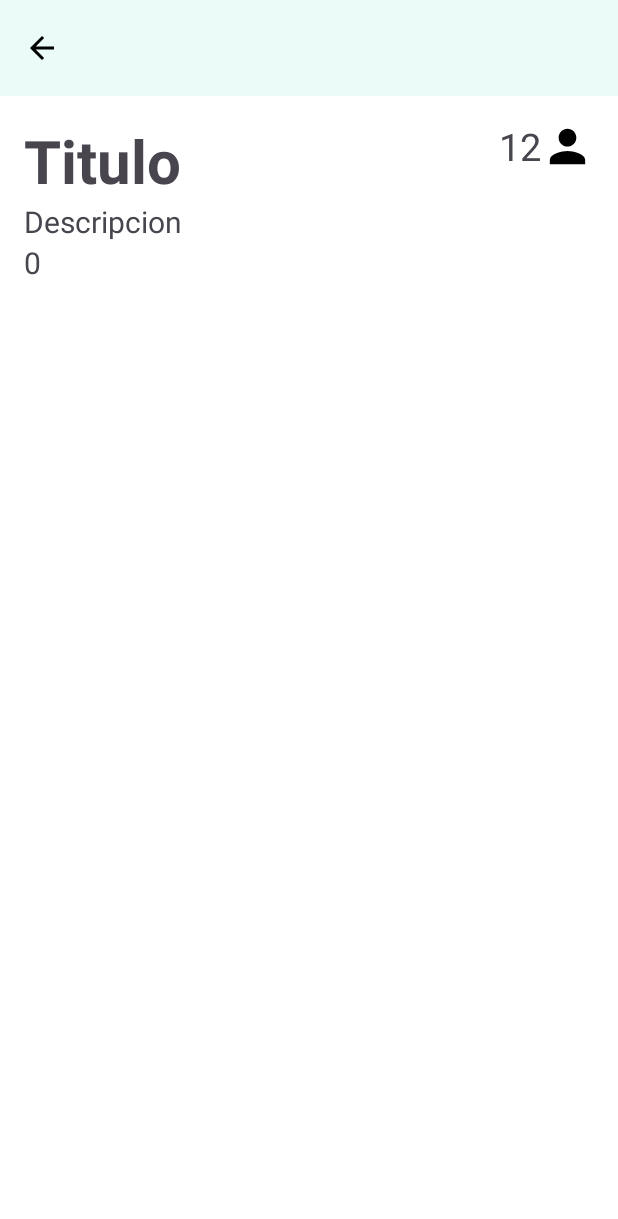
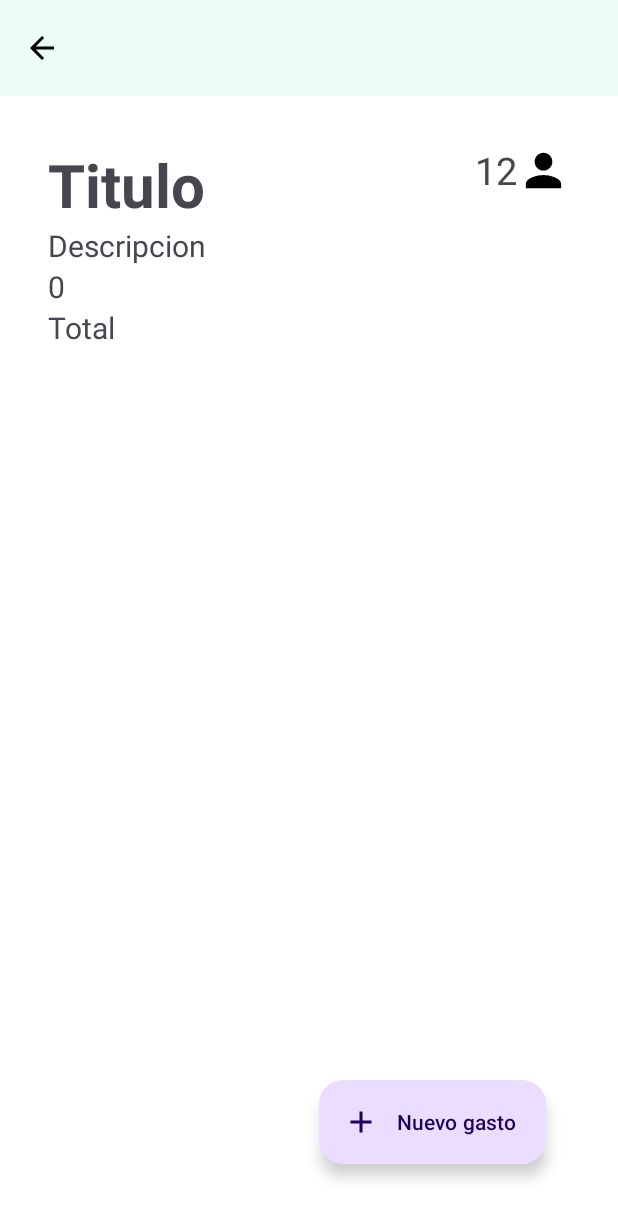
Before and after one commit to AngelZhang159/armonia-bills, an Android app: the fragment GrupoFragment placed in its activity, on a phone screen of 412 x 824 dp. Shown: the top 1219 px of the screen. Run offline under Robolectric (Android 15) with nearby library versions, the phone set to English and light mode, and no system bars; our stand-ins replace Firebase (no records; nobody signed in at launch, a user with empty details on screens opened directly); 12 statements that could not run were skipped.

Commit message:
Commit añadir gasto (en proceso)

```diff
--- a/app/src/main/AndroidManifest.xml
+++ b/app/src/main/AndroidManifest.xml
@@ -27,7 +27,6 @@
         <activity
             android:name=".RegistroActivity"
             android:exported="false"
-            android:label="@string/title_activity_registro"
             android:theme="@style/Theme.ArmoniaBills" />
         <activity
             android:name=".LoginActivity"
--- a/app/src/main/java/com/dam/armoniabills/fragments/GrupoFragment.java
+++ b/app/src/main/java/com/dam/armoniabills/fragments/GrupoFragment.java
@@ -1,5 +1,6 @@
 package com.dam.armoniabills.fragments;
 
+import android.content.Intent;
 import android.os.Bundle;
 
 import androidx.fragment.app.Fragment;
@@ -10,9 +11,11 @@ import android.view.View;
 import android.view.ViewGroup;
 import android.widget.TextView;
 
+import com.dam.armoniabills.NuevoGastoActivity;
 import com.dam.armoniabills.R;
 import com.dam.armoniabills.model.Grupo;
 import com.dam.armoniabills.model.UsuarioGrupo;
+import com.google.android.material.floatingactionbutton.ExtendedFloatingActionButton;
 import com.google.firebase.auth.FirebaseAuth;
 import com.google.firebase.auth.FirebaseUser;
 
@@ -20,13 +23,12 @@ import java.util.ArrayList;
 import java.util.List;
 
 
-public class GrupoFragment extends Fragment {
-
-    TextView tvTitulo, tvDescripcion, tvDeuda, tvNumPersonas;
-    RecyclerView rv;
+public class GrupoFragment extends Fragment implements View.OnClickListener {
 
     private static final String ARG_PARAM1 = "param1";
-
+    TextView tvTitulo, tvDescripcion, tvDeuda, tvTotal, tvNumPersonas;
+    RecyclerView rv;
+    ExtendedFloatingActionButton efab;
     private Grupo grupo;
 
     public GrupoFragment() {
@@ -57,11 +59,21 @@ public class GrupoFragment extends Fragment {
         tvTitulo = v.findViewById(R.id.tvTituloGrupoDetalle);
         tvDescripcion = v.findViewById(R.id.tvDescripcionGrupoDetalle);
         tvDeuda = v.findViewById(R.id.tvDeudaGrupoDetalle);
+        tvTotal = v.findViewById(R.id.tvTotalGrupoDetalle);
         tvNumPersonas = v.findViewById(R.id.tvNumPersonasGrupoDetalle);
         rv = v.findViewById(R.id.rvGastosGrupoDetalle);
+        efab = v.findViewById(R.id.efabNuevoGasto);
 
         cargarGrupo();
 
+        efab.setOnClickListener(new View.OnClickListener() {
+            @Override
+            public void onClick(View v) {
+                Intent i = new Intent(getContext(), NuevoGastoActivity.class);
+                i.putExtra("grupo", grupo);
+                startActivity(i);
+            }
+        });
         return v;
     }
 
@@ -72,8 +84,6 @@ public class GrupoFragment extends Fragment {
         ArrayList<UsuarioGrupo> listaUsuariosGrupo = grupo.getUsuarios();
         UsuarioGrupo usuarioGrupoActual = null;
 
-
-        //TODO aparece null por la cara
         for(UsuarioGrupo usuarioGrupo : listaUsuariosGrupo){
             if(usuarioGrupo.getEmail().equals(user.getEmail())){
                 usuarioGrupoActual = usuarioGrupo;
@@ -89,7 +99,14 @@ public class GrupoFragment extends Fragment {
 
         tvTitulo.setText(grupo.getTitulo());
         tvDescripcion.setText(grupo.getDescripcion());
+        tvTotal.setText(String.valueOf(grupo.getTotal()));
+        tvNumPersonas.setText(String.valueOf(listaUsuariosGrupo.size()));
         tvDeuda.setText(pago);
 
     }
+
+    @Override
+    public void onClick(View v) {
+
+    }
 }
--- a/app/src/main/java/com/dam/armoniabills/model/Grupo.java
+++ b/app/src/main/java/com/dam/armoniabills/model/Grupo.java
@@ -28,10 +28,13 @@ public class Grupo implements Parcelable {
         this.listaGastos = listaGastos;
     }
 
+
     protected Grupo(Parcel in) {
         titulo = in.readString();
         descripcion = in.readString();
+        usuarios = in.createTypedArrayList(UsuarioGrupo.CREATOR);
         total = in.readDouble();
+        listaGastos = in.createTypedArrayList(Gasto.CREATOR);
     }
 
     public static final Creator<Grupo> CREATOR = new Creator<Grupo>() {
@@ -66,6 +69,7 @@ public class Grupo implements Parcelable {
         return listaGastos;
     }
 
+
     @Override
     public int describeContents() {
         return 0;
@@ -75,6 +79,8 @@ public class Grupo implements Parcelable {
     public void writeToParcel(@NonNull Parcel dest, int flags) {
         dest.writeString(titulo);
         dest.writeString(descripcion);
+        dest.writeTypedList(usuarios);
         dest.writeDouble(total);
+        dest.writeTypedList(listaGastos);
     }
 }
--- a/app/src/main/res/layout/fragment_grupo.xml
+++ b/app/src/main/res/layout/fragment_grupo.xml
@@ -1,9 +1,15 @@
 <?xml version="1.0" encoding="utf-8"?>
 <FrameLayout xmlns:android="http://schemas.android.com/apk/res/android"
+    xmlns:app="http://schemas.android.com/apk/res-auto"
     xmlns:tools="http://schemas.android.com/tools"
     android:layout_width="match_parent"
     android:layout_height="match_parent"
     tools:context=".fragments.GrupoFragment"
+    android:padding="@dimen/margen">
+
+    <androidx.coordinatorlayout.widget.CoordinatorLayout
+        android:layout_width="match_parent"
+        android:layout_height="match_parent"
         android:padding="@dimen/margen">
 
         <LinearLayout
@@ -61,6 +67,13 @@
                 android:text="Deuda"
                 android:textSize="20sp"/>
 
+            <TextView
+                android:id="@+id/tvTotalGrupoDetalle"
+                android:layout_width="match_parent"
+                android:layout_height="wrap_content"
+                android:text="Total"
+                android:textSize="20sp"/>
+
             <androidx.recyclerview.widget.RecyclerView
                 android:id="@+id/rvGastosGrupoDetalle"
                 android:layout_width="match_parent"
@@ -68,4 +81,17 @@
 
         </LinearLayout>
 
+        <com.google.android.material.floatingactionbutton.ExtendedFloatingActionButton
+            android:id="@+id/efabNuevoGasto"
+            android:layout_width="wrap_content"
+            android:layout_height="wrap_content"
+            android:layout_gravity="end|bottom"
+            android:layout_margin="@dimen/margen"
+            android:text="Nuevo gasto"
+            app:icon="@drawable/baseline_add_24"/>
+
+    </androidx.coordinatorlayout.widget.CoordinatorLayout>
+
+
+
 </FrameLayout>
--- a/app/src/main/res/layout/fragment_home.xml
+++ b/app/src/main/res/layout/fragment_home.xml
@@ -30,6 +30,7 @@
                 android:layout_width="match_parent"
                 android:layout_height="wrap_content"
                 app:layout_constraintTop_toBottomOf="@id/tvTituloBienvenida" />
+
         </LinearLayout>
 
         <com.google.android.material.floatingactionbutton.ExtendedFloatingActionButton
--- a/app/src/main/res/values/strings.xml
+++ b/app/src/main/res/values/strings.xml
@@ -73,4 +73,6 @@
     <string name="user_no_registrado">El usuario introducido no está registrado en la aplicación</string>
     <string name="email_incorrecto">El email introducido es inválido</string>
     <string name="registro_correcto">Se ha registrado correctamente</string>
+    <string name="hint_et_desc_gasto">Descripción</string>
+    <string name="mi_balance">Mi balance</string>
 </resources>
```
Also changed, not shown: app/src/main/java/com/dam/armoniabills/NuevoGastoActivity.java (+42 -0 lines), app/src/main/java/com/dam/armoniabills/fragments/HomeFragment.java (+0 -23 lines), app/src/main/java/com/dam/armoniabills/recyclerutils/AdapterGrupos.java (+18 -6 lines), app/src/main/res/layout/activity_nuevo_gasto.xml (+10 -4 lines). Lines whose indentation alone changed are shown as unchanged.
